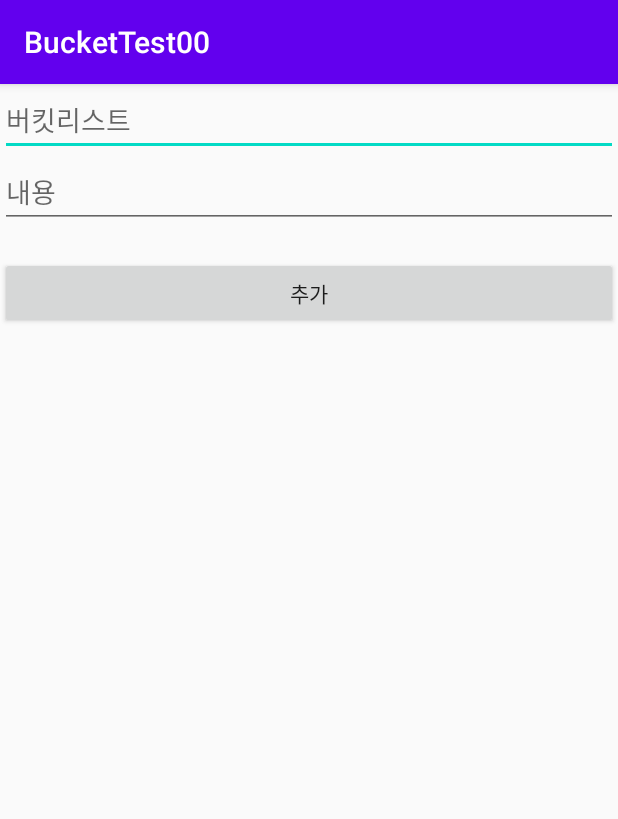
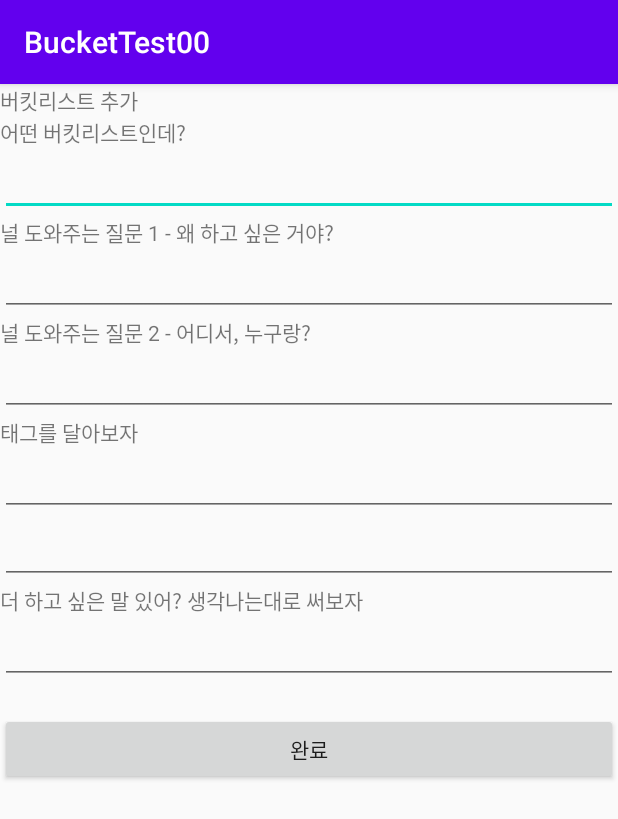
Before and after one commit to EonJuLee/20201BucketTest, an Android app: the AddbucketActivity screen opened directly, with no data from a screen before it, on a phone screen of 412 x 824 dp. Shown: the top 819 px of the screen. Run offline under Robolectric (Android 15) with nearby library versions, the phone set to English and light mode, and no system bars.

Commit message:
05/06 SQLite 페이지 수정

```diff
--- a/app/src/main/AndroidManifest.xml
+++ b/app/src/main/AndroidManifest.xml
@@ -14,7 +14,8 @@
         android:theme="@style/AppTheme">
         <activity android:name=".SharemylistActivity"></activity>
         <activity android:name=".SharebucketActivity" />
-        <activity android:name=".AddbucketActivity" />
+        <activity android:name=".AddbucketActivity"
+            android:windowSoftInputMode="adjustResize" />
         <activity android:name=".FindpwActivity" />
         <activity android:name=".InitialActivity" />
         <activity android:name=".SharelistPage" />
--- a/app/src/main/res/layout/activity_addbucket.xml
+++ b/app/src/main/res/layout/activity_addbucket.xml
@@ -7,17 +7,94 @@
     android:orientation="vertical"
     tools:context=".AddbucketActivity">
 
+    <ScrollView
+        android:layout_width="match_parent"
+        android:layout_height="match_parent">
+
+        <LinearLayout
+            android:layout_width="match_parent"
+            android:layout_height="wrap_content"
+            android:orientation="vertical" >
+
+            <TextView
+                android:id="@+id/add_text_guide"
+                android:layout_width="match_parent"
+                android:layout_height="wrap_content"
+                android:text="버킷리스트 추가" />
+
+            <TextView
+                android:id="@+id/add_text_guide0"
+                android:layout_width="match_parent"
+                android:layout_height="wrap_content"
+                android:text="어떤 버킷리스트인데?" />
+
             <EditText
                 android:id="@+id/add_edit_title"
                 android:layout_width="match_parent"
                 android:layout_height="wrap_content"
-        android:hint="버킷리스트" />
+                android:hint="" />
+
+            <TextView
+                android:id="@+id/add_text_guide1"
+                android:layout_width="match_parent"
+                android:layout_height="wrap_content"
+                android:text="널 도와주는 질문 1 - 왜 하고 싶은 거야?" />
+
+            <EditText
+                android:id="@+id/add_edit_detailwhy"
+                android:layout_width="match_parent"
+                android:layout_height="wrap_content"
+                android:hint="" />
+
+            <TextView
+                android:id="@+id/add_text_guide2"
+                android:layout_width="match_parent"
+                android:layout_height="wrap_content"
+                android:text="널 도와주는 질문 2 - 어디서, 누구랑?" />
+
+            <EditText
+                android:id="@+id/add_edit_detailwho"
+                android:layout_width="match_parent"
+                android:layout_height="wrap_content"
+                android:hint="" />
+
+            <TextView
+                android:id="@+id/add_text_guide3"
+                android:layout_width="match_parent"
+                android:layout_height="wrap_content"
+                android:text="태그를 달아보자" />
+
+            <LinearLayout
+                android:layout_width="match_parent"
+                android:layout_height="wrap_content"
+                android:orientation="vertical">
+
+                <EditText
+                    android:id="@+id/add_edit_hash1"
+                    android:layout_width="match_parent"
+                    android:layout_height="match_parent"
+                    android:hint="" />
+
+                <EditText
+                    android:id="@+id/add_edit_hash2"
+                    android:layout_width="match_parent"
+                    android:layout_height="match_parent"
+                    android:layout_weight="1"
+                    android:hint="" />
+
+            </LinearLayout>
+
+            <TextView
+                android:id="@+id/add_text_guide4"
+                android:layout_width="match_parent"
+                android:layout_height="wrap_content"
+                android:text="더 하고 싶은 말 있어? 생각나는대로 써보자" />
 
             <EditText
                 android:id="@+id/add_edit_detail"
                 android:layout_width="match_parent"
                 android:layout_height="wrap_content"
-        android:hint="내용" />
+                android:hint="" />
 
             <TextView
                 android:id="@+id/add_text_message"
@@ -29,6 +106,9 @@
                 android:id="@+id/add_btn_add"
                 android:layout_width="match_parent"
                 android:layout_height="wrap_content"
-        android:text="추가" />
+                android:text="완료" />
 
         </LinearLayout>
+    </ScrollView>
+
+</LinearLayout>
```
Also changed, not shown: app/src/main/java/com/example/buckettest00/SharelistPage.java (+8 -0 lines), app/src/main/res/drawable/round_rectangle.xml (added, +14 -0 lines), app/src/main/res/layout/item_mypage.xml (+9 -0 lines). Lines whose indentation alone changed are shown as unchanged.
